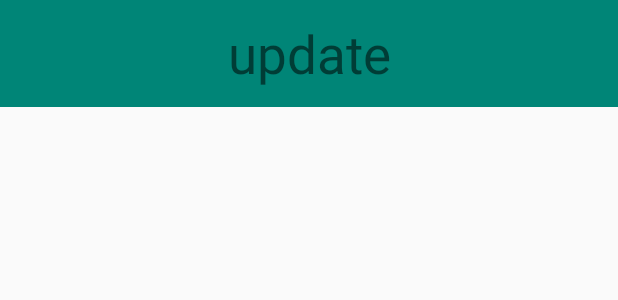
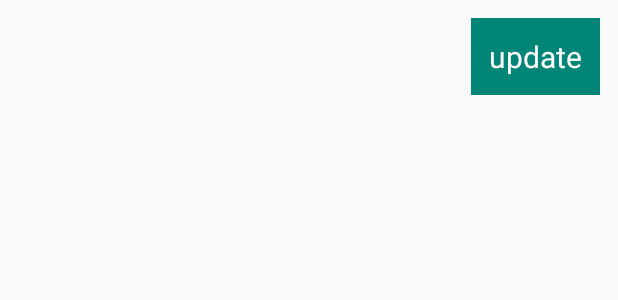
Before and after one commit to mohamednabiltraining/NotesAppAlexG1, an Android app: the layout activity_note.xml on its own in the app's theme, with its tools: preview values and no code run, on a phone screen of 412 x 824 dp. Shown: the top 300 px of the screen. Run offline under Robolectric (Android 15) with nearby library versions, the phone set to English and light mode, and no system bars.

```diff
--- a/app/src/main/java/com/route/NotesApp/HomeActivity.java
+++ b/app/src/main/java/com/route/NotesApp/HomeActivity.java
@@ -32,8 +32,6 @@ public class HomeActivity extends AppCompatActivity {
     protected void onCreate(Bundle savedInstanceState) {
         super.onCreate(savedInstanceState);
         setContentView(R.layout.activity_home);
-        Toolbar toolbar = findViewById(R.id.toolbar);
-        setSupportActionBar(toolbar);
         recyclerView = findViewById(R.id.recycler_view);
         adapter=new NotesAdapter(null);
         layoutManager =new LinearLayoutManager(this);
--- a/app/src/main/res/layout/activity_home.xml
+++ b/app/src/main/res/layout/activity_home.xml
@@ -12,12 +12,6 @@
         android:layout_height="wrap_content"
         android:theme="@style/AppTheme.AppBarOverlay">
 
-        <androidx.appcompat.widget.Toolbar
-            android:id="@+id/toolbar"
-            android:layout_width="match_parent"
-            android:layout_height="?attr/actionBarSize"
-            android:background="?attr/colorPrimary"
-            app:popupTheme="@style/AppTheme.PopupOverlay" />
 
     </com.google.android.material.appbar.AppBarLayout>
 
--- a/app/src/main/res/layout/activity_note.xml
+++ b/app/src/main/res/layout/activity_note.xml
@@ -5,18 +5,28 @@
     android:layout_width="match_parent"
     android:layout_height="match_parent"
     tools:context="com.route.NotesApp.NoteActivity">
-
+    <TextView
+        android:id="@+id/titleNote"
+        android:layout_width="wrap_content"
+        android:layout_height="wrap_content"
+        app:layout_constraintTop_toTopOf="parent"
+        app:layout_constraintStart_toStartOf="parent"
+        android:gravity="center"
+        android:layout_margin="12dp"
+        android:textSize="35sp"
+       />
     <TextView
         android:id="@+id/update"
-        android:layout_width="match_parent"
+        android:layout_width="wrap_content"
         android:layout_height="wrap_content"
         app:layout_constraintTop_toTopOf="parent"
         app:layout_constraintEnd_toEndOf="parent"
-        app:layout_constraintStart_toStartOf="parent"
+        android:layout_margin="12dp"
         android:text="@string/update"
         android:gravity="center"
         android:background="@color/colorPrimary"
-        android:textSize="35sp"
+        android:textColor="#fff"
+        android:textSize="20sp"
         android:padding="12dp"/>
     <TextView
         android:id="@+id/note_content"
--- a/app/src/main/res/values/strings.xml
+++ b/app/src/main/res/values/strings.xml
@@ -8,4 +8,5 @@
     <string name="ok">ok</string>
     <string name="title_activity_home">HomeActivity</string>
     <string name="update">update</string>
+    <string name="update_note">update note</string>
 </resources>
--- a/app/src/main/res/values/styles.xml
+++ b/app/src/main/res/values/styles.xml
@@ -11,6 +11,7 @@
     <style name="AppTheme.NoActionBar">
         <item name="windowActionBar">false</item>
         <item name="windowNoTitle">true</item>
+        <item name="android:label">false</item>
     </style>
 
     <style name="AppTheme.AppBarOverlay" parent="ThemeOverlay.AppCompat.Dark.ActionBar" />
```
Also changed, not shown: app/src/main/AndroidManifest.xml (+16 -6 lines), app/src/main/java/com/route/NotesApp/NoteActivity.java (+5 -4 lines), app/src/main/res/layout/activity_update.xml (+5 -3 lines).
